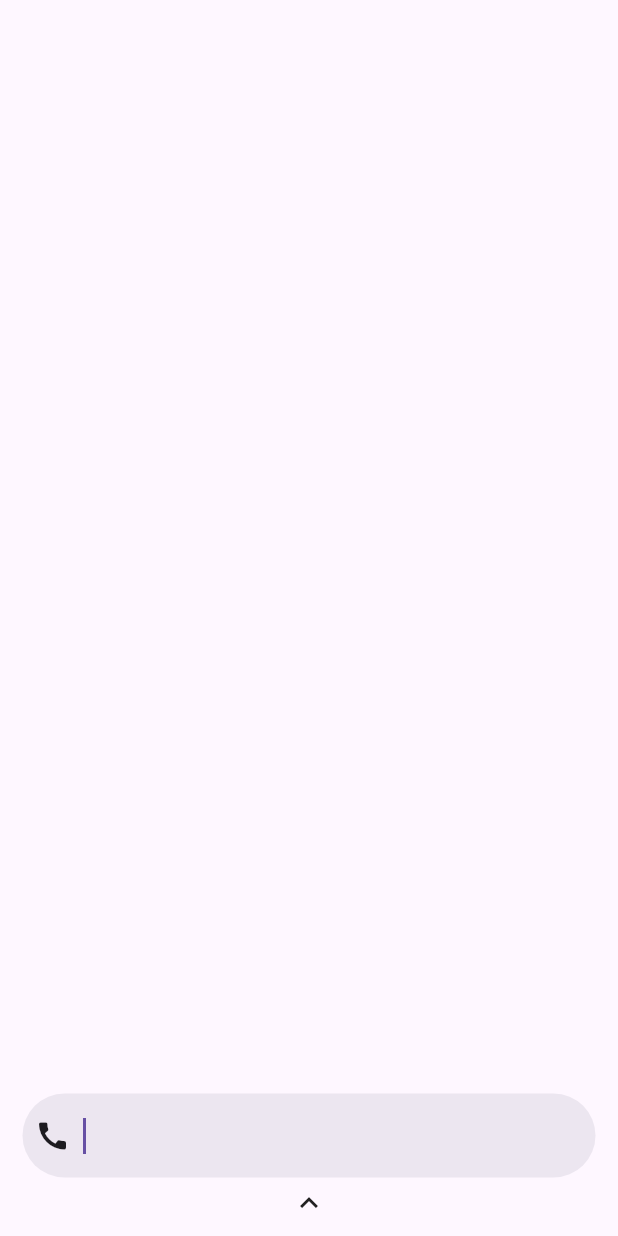
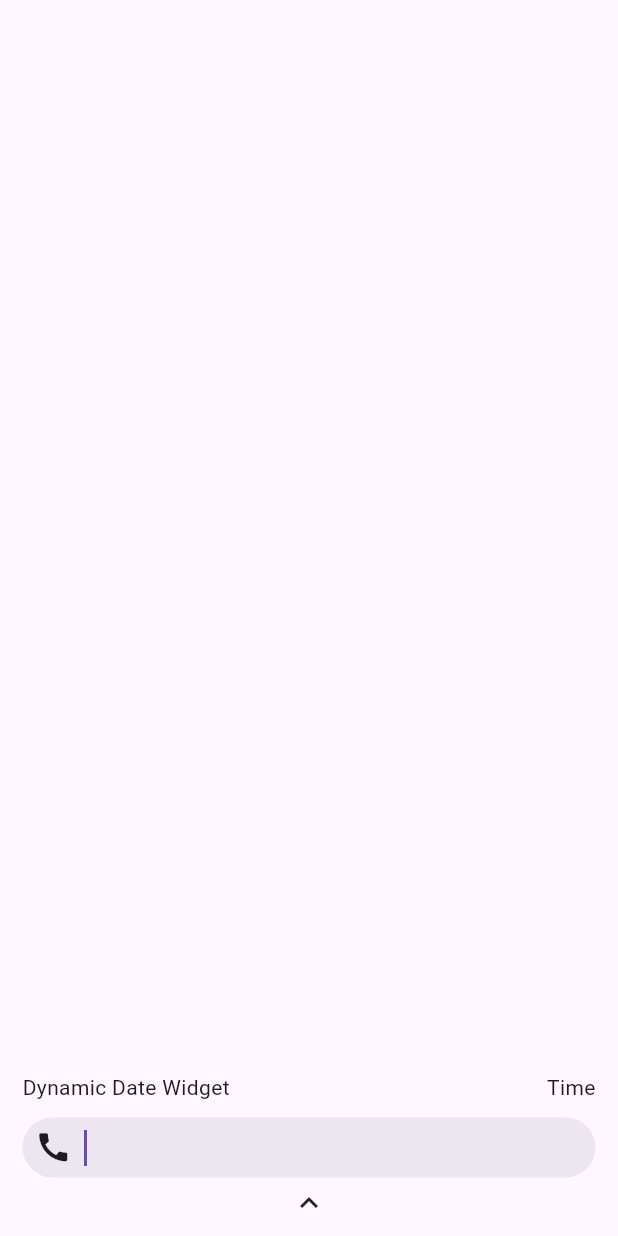
Before and after one commit to deathblade666/flutter_launcher, a Flutter app: the screen it shows after launch, after a tap on the "call" icon, on a phone screen of 412 x 824 dp. Run offline on Flutter 3.47's test engine with Material 3 defaults, Android fonts, the light colour scheme and no system bars; missing offline and left inert: installed_apps.

Commit message:
fixed list size, changed search size, added future feature place holder text

```diff
--- a/lib/pages/home.dart
+++ b/lib/pages/home.dart
@@ -22,6 +22,7 @@ class _launcherState extends State<launcher>{
   List<String> installedApps = [];
   List<AppInfo> _filteredItems = [];
   List<AppInfo> _app = [];
+  bool hideDateTime = true;
 
 
   @override
@@ -41,7 +42,6 @@ class _launcherState extends State<launcher>{
 
   void enableSheet(DragStartDetails) {
     setState(() {
-      showAppList = false;
       enabeBottom = !enabeBottom;
 
     });
@@ -76,24 +76,30 @@ class _launcherState extends State<launcher>{
           Container(
             padding: const EdgeInsets.only(right: 15, left: 15, bottom: 5),
             child: SearchBar(
+              constraints: const BoxConstraints(
+                maxHeight: 40,
+                minHeight: 40
+              ),
               elevation: const WidgetStatePropertyAll(0.0),
               leading: GestureDetector(
                 onTap: (){
                   InstalledApps.startApp("com.google.android.dialer");
                 },
-                child: Icon(Icons.call),
+                child: Icon(Icons.call, size: 25,),
               ),
               onChanged: (String value) async {            // TODO: Implement function to filter app list based on user input
                 String s = _searchController.text;
+                print("Text Value: $value");
                 setState(() {
                   _filteredItems = _app.where(
                     (_app) => _app.name.toLowerCase().contains(s.toLowerCase()),
                     ).toList();
-                });
-              },
-              onTap: () {
-                setState(() {
-                  showAppList = !showAppList;
+                    if (value.isNotEmpty){
+                      showAppList = true;
+                    } else {
+                      showAppList=false;
+                    }
+
                 });
               },
               onSubmitted: (String value) async {          //TODO: Implement non app related text functions (ie. Web searches, contact search, etc)
@@ -119,10 +125,8 @@ class _launcherState extends State<launcher>{
           ),
           Visibility(
             visible: showAppList,
-            child: //SizedBox(
-              //height: 300,
-              //child:
-              ListView.builder( reverse: true, shrinkWrap: true, itemCount: _filteredItems.length, itemBuilder: (context, index){
+            child: Expanded(
+              child: ListView.builder( reverse: true, shrinkWrap: true, itemCount: _filteredItems.length, itemBuilder: (context, index){
                 AppInfo app = _filteredItems[index];
                 return Container(
                   height: 50,
@@ -132,13 +136,30 @@ class _launcherState extends State<launcher>{
                     },
                     leading: app.icon != null
                       ? Image.memory(app.icon!, height: 30,)
-                      : Icon(Icons.android),
+                      : const Icon(Icons.android),
                     title: Text(app.name),
                    )
                 );
               })
-           // )
+            )
           ),
+          const Padding(padding: EdgeInsets.all(5)),
+          Row(
+            mainAxisSize: MainAxisSize.max,
+            mainAxisAlignment: MainAxisAlignment.end,
+            children: [
+              Container(
+                padding: EdgeInsets.only(left: 15),
+                child: Text("Dynamic Date Widget"),
+              ),
+              Expanded(child: Padding(padding: EdgeInsets.all(1))),
+              Container(
+                padding: EdgeInsets.only(right: 15),
+                child: Text("Time"),
+              ),
+            ],
+          ),
+          //GestureDetector()
         ]
       )
     );
```
